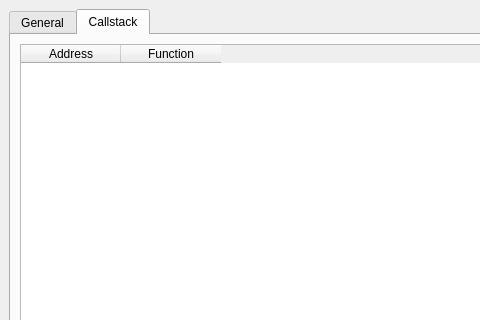
adhokshajmishra/process_workbench, file code/process_window.ui: the form before one commit; both pictures show x 0 to 480 and y 0 to 320 of the 800 by 600 pixel window.
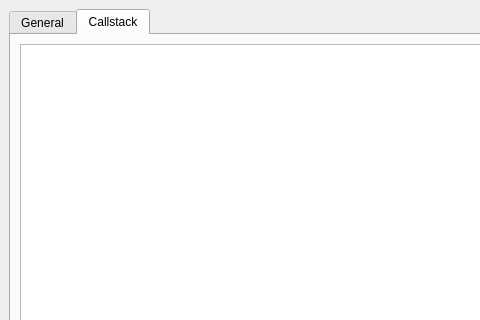
The form after the commit.

Commit message: * Completely, and workingly implemented callstack in process detail window

```diff
--- a/code/process_window.ui
+++ b/code/process_window.ui
@@ -62,33 +62,7 @@
        </attribute>
        <layout class="QHBoxLayout" name="horizontalLayout_3">
         <item>
-         <widget class="QTableWidget" name="tableCallstack">
-          <property name="maximumSize">
-           <size>
-            <width>999999</width>
-            <height>999999</height>
-           </size>
-          </property>
-          <property name="selectionMode">
-           <enum>QAbstractItemView::SingleSelection</enum>
-          </property>
-          <property name="selectionBehavior">
-           <enum>QAbstractItemView::SelectRows</enum>
-          </property>
-          <property name="columnCount">
-           <number>2</number>
-          </property>
-          <column>
-           <property name="text">
-            <string>Address</string>
-           </property>
-          </column>
-          <column>
-           <property name="text">
-            <string>Function</string>
-           </property>
-          </column>
-         </widget>
+         <widget class="QTableView" name="tableCallstack"/>
         </item>
        </layout>
       </widget>
```
Left out of the diff: 2 changed lines with no effect on the pictures. The commit also changes 4 other files.
